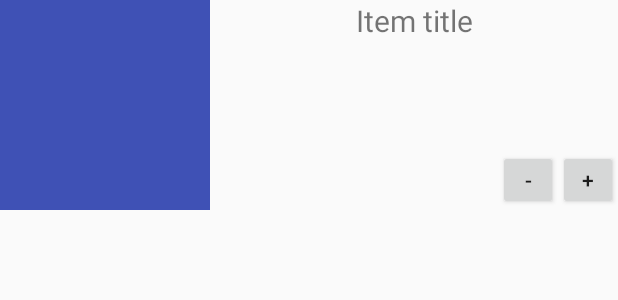
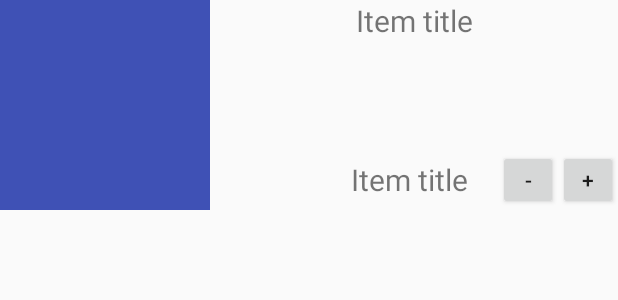
Before and after one commit to tonypepperony/ShowSace, an Android app: the layout listview_items_tovary.xml on its own in the app's theme, with its tools: preview values and no code run, on a phone screen of 412 x 824 dp. Shown: the top 300 px of the screen. Run offline under Robolectric (Android 15) with nearby library versions, the phone set to English and light mode, and no system bars.

Commit message:
step 19 add price

```diff
--- a/app/src/main/java/ru/rus/showsace/App.java
+++ b/app/src/main/java/ru/rus/showsace/App.java
@@ -4,8 +4,13 @@ import android.app.Application;
 import android.content.Context;
 import android.content.SharedPreferences;
 
+import java.util.ArrayList;
+
+import ru.rus.showsace.models.Item;
+
 public class App extends Application { // хранит состояние залогинин или нет
     private static App instance;
+    private static ArrayList<Item> zakaz;
 
     public static final String APP_STATE = "appState";
     public static final int STATE_LOGGED = 10;
@@ -37,5 +42,6 @@ public class App extends Application { // хранит состояние зал
         instance = this;
         sharedPreferences = getSharedPreferences("preferences", Context.MODE_PRIVATE);
         currentState = sharedPreferences.getInt(APP_STATE, STATE_NOTLOGGED);
+        zakaz = new ArrayList<Item>();
     }
 }
--- a/app/src/main/java/ru/rus/showsace/adapters/ItemsAdapter.java
+++ b/app/src/main/java/ru/rus/showsace/adapters/ItemsAdapter.java
@@ -54,6 +54,7 @@ ArrayList<Item> items = new ArrayList<>();
             holder.textView = (TextView) view.findViewById(R.id.text60);
             holder.addButton = (Button) view.findViewById(R.id.addButton);
             holder.removeButton = (Button) view.findViewById(R.id.removeButton);
+            holder.priceView = (TextView) view.findViewById(R.id.textPrice60);
 
             view.setTag(holder);
             Log.i("TAG", "Inflate");
@@ -78,6 +79,8 @@ ArrayList<Item> items = new ArrayList<>();
             }
         });
 
+        holder.priceView.setText(""+item.getPrice()+"p.");
+
 
         return view;
     }
@@ -87,5 +90,6 @@ ArrayList<Item> items = new ArrayList<>();
         public TextView textView;
         public Button addButton;
         public Button removeButton;
+        public TextView priceView;
     }
 }
--- a/app/src/main/res/layout/listview_items_tovary.xml
+++ b/app/src/main/res/layout/listview_items_tovary.xml
@@ -27,6 +27,7 @@
             android:textSize="20dp"
             />
 
+
     </LinearLayout>
 
     <LinearLayout
@@ -35,6 +36,18 @@
         android:orientation="horizontal"
         android:layout_alignParentBottom="true"
         android:layout_alignParentRight="true">
+
+        <TextView
+            android:id="@+id/textPrice60"
+            android:layout_width="0dp"
+            android:layout_height="wrap_content"
+            android:layout_weight="1"
+            android:layout_gravity="center_vertical"
+            android:layout_marginRight="20dp"
+            android:gravity="center"
+            android:text="Item title"
+            android:textSize="20dp"
+            />
 
         <Button
             android:id="@+id/removeButton"
```
Also changed, not shown: app/src/main/java/ru/rus/showsace/activities/MagnetActivity.java (+8 -8 lines), app/src/main/java/ru/rus/showsace/activities/SodaActivity.java (+11 -11 lines), app/src/main/java/ru/rus/showsace/activities/SouvenirsActivity.java (+5 -5 lines), app/src/main/java/ru/rus/showsace/activities/StickersActivity.java (+6 -6 lines), app/src/main/java/ru/rus/showsace/models/Item.java (+11 -1 lines).
